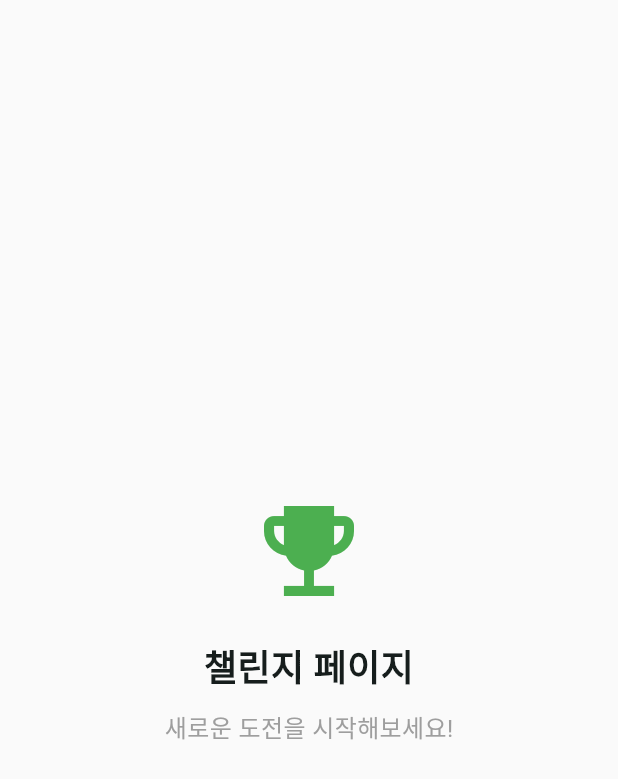
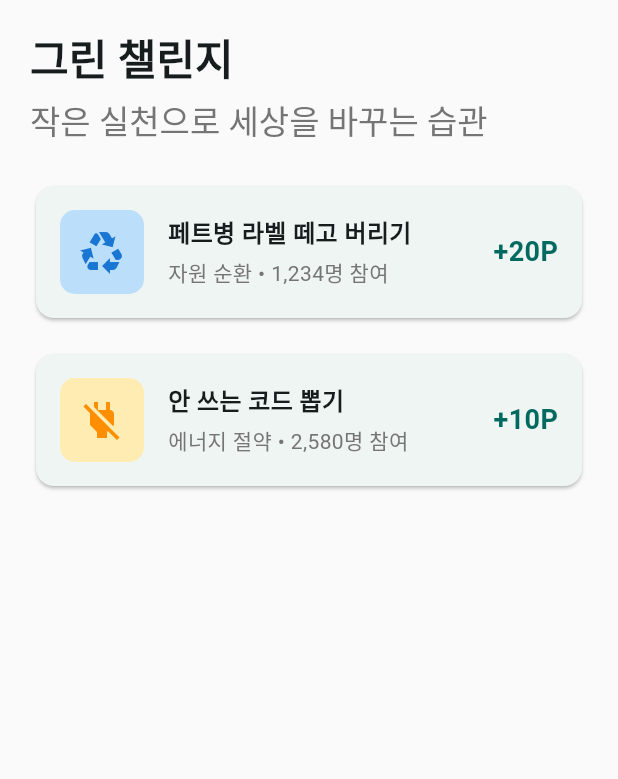
Before and after one commit to IIPA-K-PasS/FE, a Flutter app: the ChallengePage screen opened directly, on a phone screen of 412 x 824 dp. Shown: the top 779 px of the screen. Run offline on Flutter 3.47's test engine with Material 3 defaults, Android fonts, the phone set to English and light mode, and no system bars.

Commit message:
feat: 챌린지 페이지 레이아웃 구현 완료

```diff
--- a/lib/pages/challenge_page.dart
+++ b/lib/pages/challenge_page.dart
@@ -10,35 +10,119 @@ class ChallengePage extends StatefulWidget {
 class _ChallengePageState extends State<ChallengePage> {
   @override
   Widget build(BuildContext context) {
-    return const Scaffold(
-      body: const Center(
+    return Scaffold(
+      body: SingleChildScrollView(
+        padding: const EdgeInsets.all(20),
         child: Column(
-          mainAxisAlignment: MainAxisAlignment.center,
+          crossAxisAlignment: CrossAxisAlignment.start,
           children: [
-            Icon(
-              Icons.emoji_events,
-              size: 80,
-              color: Colors.green,
+            Text("그린 챌린지",
+              style: Theme.of(context).textTheme.headlineMedium?.copyWith(
+                fontWeight: FontWeight.bold,
+              )
             ),
-            SizedBox(height: 20),
+            const SizedBox(height: 8),
             Text(
-              '챌린지 페이지',
-              style: TextStyle(
-                fontSize: 24,
-                fontWeight: FontWeight.bold,
+              "작은 실천으로 세상을 바꾸는 습관",
+              style: Theme.of(context).textTheme.titleLarge?.copyWith(
+                color: Colors.grey[600],
+              ),
+
+            ),
+            const SizedBox(height: 24), // 부제목과 챌린지 목록 사이 간격
+            _buildChallengeCard(
+              context,
+              icon: Icons.recycling,
+              iconColor: Colors.blue.shade700,
+              backgroundColor: Colors.blue.shade100,
+              title: "페트병 라벨 떼고 버리기",
+              subtitle: "자원 순환 • 1,234명 참여",
+              points: "+20P",
+            ),
+            const SizedBox(height: 16), // 카드 사이 간격
+            _buildChallengeCard(
+              context,
+              icon: Icons.power_off,
+              iconColor: Colors.amber.shade800,
+              backgroundColor: Colors.amber.shade100,
+              title: "안 쓰는 코드 뽑기",
+              subtitle: "에너지 절약 • 2,580명 참여",
+              points: "+10P",
+            ),
+          ]
+        ),
+      )
+    );
+  }
+}
+
+Widget _buildChallengeCard(
+  BuildContext context,{
+required IconData icon,
+required Color iconColor,
+required Color backgroundColor,
+required String title,
+required String subtitle,
+required String points,
+}){
+  return Card(
+    elevation: 1, // 카드에 부드러운 그림자 효과
+    shape: RoundedRectangleBorder(borderRadius: BorderRadius.circular(12)),
+    child: InkWell( // 클릭 시 물결 효과
+      onTap: () {
+        // 챌린지 상세 페이지로 이동하는 로직 추가
+      },
+      borderRadius: BorderRadius.circular(12),
+      child: Padding(
+        padding: const EdgeInsets.all(16.0),
+        child: Row(
+          children: [
+            // 왼쪽 아이콘
+            Container(
+              width: 56,
+              height: 56,
+              decoration: BoxDecoration(
+                color: backgroundColor,
+                borderRadius: BorderRadius.circular(10),
+              ),
+              child: Icon(icon, color: iconColor, size: 32),
+            ),
+            const SizedBox(width: 16),
+            // 중앙 텍스트 (제목, 부제목)
+            Expanded(
+              child: Column(
+                crossAxisAlignment: CrossAxisAlignment.start,
+                children: [
+                  Text(
+                    title,
+                    style: const TextStyle(
+                      fontWeight: FontWeight.bold,
+                      fontSize: 16,
+                    ),
+                  ),
+                  const SizedBox(height: 4),
+                  Text(
+                    subtitle,
+                    style: TextStyle(
+                      color: Colors.grey[600],
+                      fontSize: 14,
+                    ),
+                  ),
+                ],
               ),
             ),
-            SizedBox(height: 10),
+            // 오른쪽 포인트
             Text(
-              '새로운 도전을 시작해보세요!',
+              points,
               style: TextStyle(
-                fontSize: 16,
-                color: Colors.grey,
+                color: Theme.of(context).primaryColor, // 앱의 테마 색상 사용
+                fontWeight: FontWeight.bold,
+                fontSize: 18,
               ),
             ),
           ],
         ),
       ),
-    );
-  }
+    ),
+  );
 }
```
